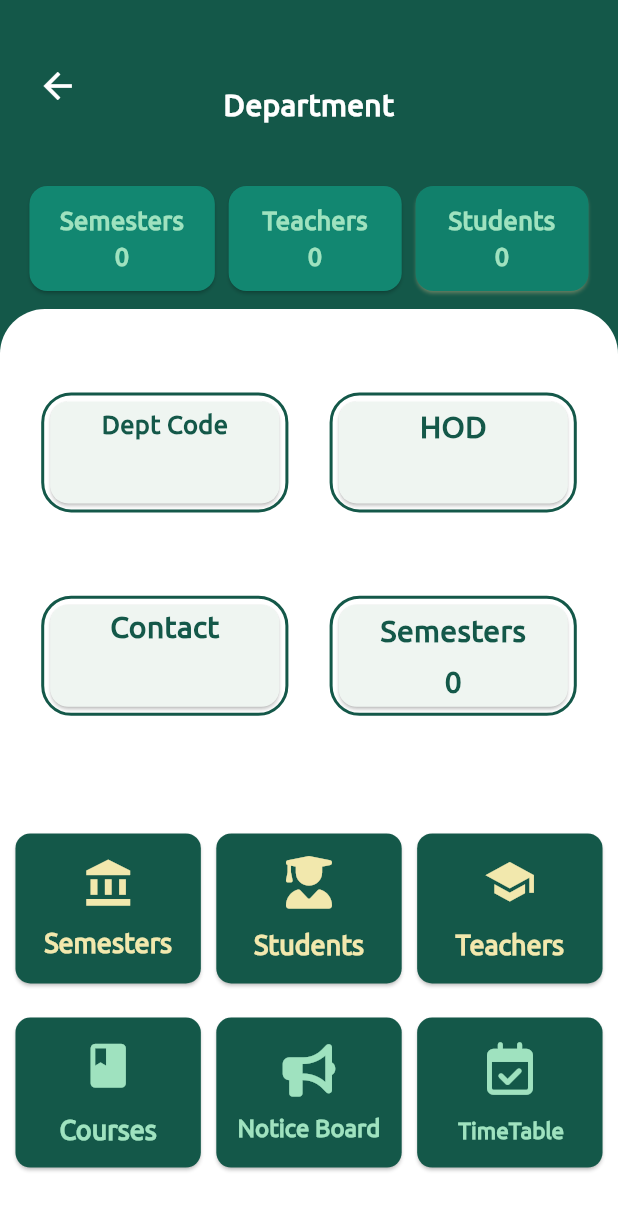
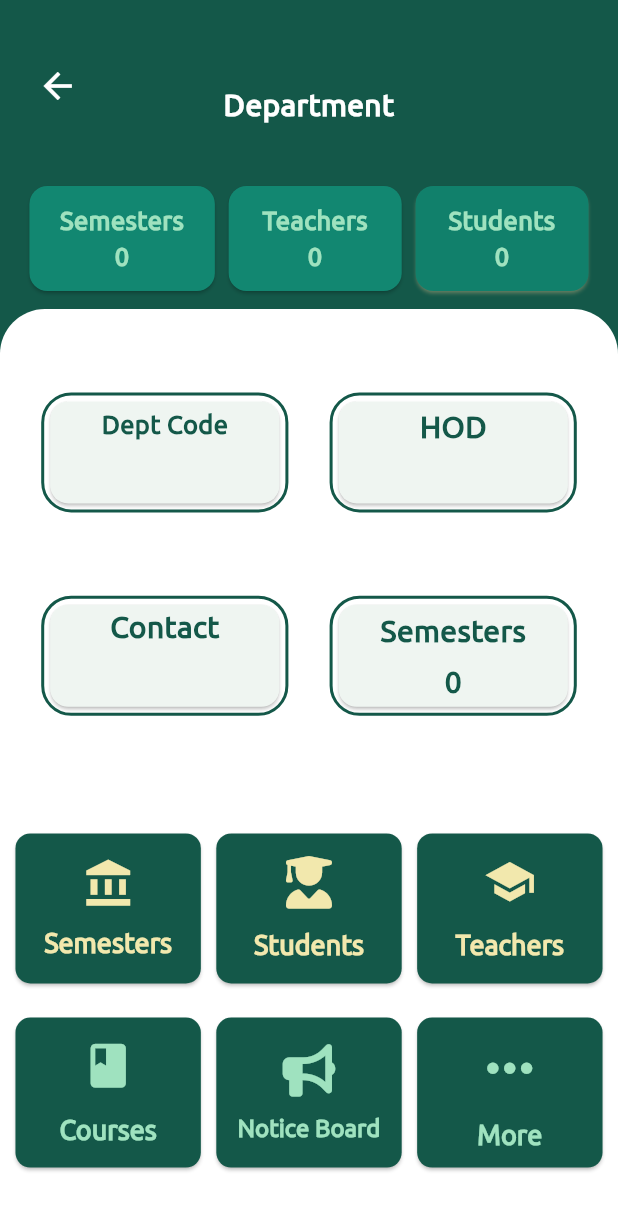
Before and after one commit to HafizHuzaifa76/DigitalAcademicPortal-FYP, a Flutter app: the DepartmentDetailPage screen opened directly with empty values, on a phone screen of 412 x 824 dp. Shown: the top 1211 px of the screen. Run offline on Flutter 3.47's test engine with Material 3 defaults, Android fonts, the light colour scheme and no system bars; drawn by our look-alikes of auto_size_text; our stand-ins replace cloud_firestore, dartz, file_picker, firebase_auth, firebase_core, fl_chart and 11 more; missing offline and left inert: excel; accounts and stored records are empty.

Commit message:
nothing to commit

```diff
--- a/lib/core/services/SplashServices.dart
+++ b/lib/core/services/SplashServices.dart
@@ -22,7 +22,7 @@ class SplashServices {
 
     else{
       Timer(const Duration(seconds: 3), (){
-        Get.off(() =>LoginPage());
+        Get.off(() =>const LoginPage());
         // Navigator.pushReplacement(context, MaterialPageRoute(builder: (context) => LoginPage()));
       });
     }
--- a/lib/features/administrator_panel/shared/departments/presentation/pages/DepartmentDetailPage.dart
+++ b/lib/features/administrator_panel/shared/departments/presentation/pages/DepartmentDetailPage.dart
@@ -343,17 +343,11 @@ class _DepartmentDetailPageState extends State<DepartmentDetailPage> {
                           child: Column(
                             mainAxisAlignment: MainAxisAlignment.spaceEvenly,
                             children: [
-                              // Lottie.asset(
-                              //   'assets/animations/loading_animation4.json',
-                              //   width: 35,
-                              //   height: 35,
-                              //   fit: BoxFit.scaleDown,
-                              // ),
 
                               //chatbot
                               //move students to next semester
-                              Icon(FontAwesomeIcons.calendarCheck, color: Theme.of(context).primaryColorDark, size: 35,),
-                              AutoSizeText(' TimeTable ', style: TextStyle(color: Theme.of(context).primaryColorDark, fontFamily: 'Ubuntu', fontSize: 18, fontWeight: FontWeight.bold), maxLines: 1,),
+                              Icon(Icons.more_horiz, color: Theme.of(context).primaryColorDark, size: 45,),
+                              AutoSizeText(' More ', style: TextStyle(color: Theme.of(context).primaryColorDark, fontFamily: 'Ubuntu', fontSize: 18, fontWeight: FontWeight.bold), maxLines: 1,),
                             ],
                           ),
                         ),
--- a/lib/features/auth/presentation/pages/LoginPage.dart
+++ b/lib/features/auth/presentation/pages/LoginPage.dart
@@ -101,7 +101,10 @@ class _LoginPageState extends State<LoginPage> {
                                       prefixIcon: Icon(Icons.email_outlined, color: Theme.of(context).primaryColor)
                                   ),
                                   validator: (value){
-                                    if(value!.isEmpty){
+                                    if(value == null){
+                                      return 'Please enter your email!';
+                                    }
+                                    if(value.isEmpty){
                                       return 'Please enter your email!';
                                     }
                                     else if(!value.contains("@gmail.com")){
```
Also changed, not shown: lib/features/auth/presentation/controllers/AuthController.dart (+4 -4 lines), lib/features/student_panel/presentation/pages/StudentPanelDashboardPage.dart (+2 -10 lines), 1 other file.
